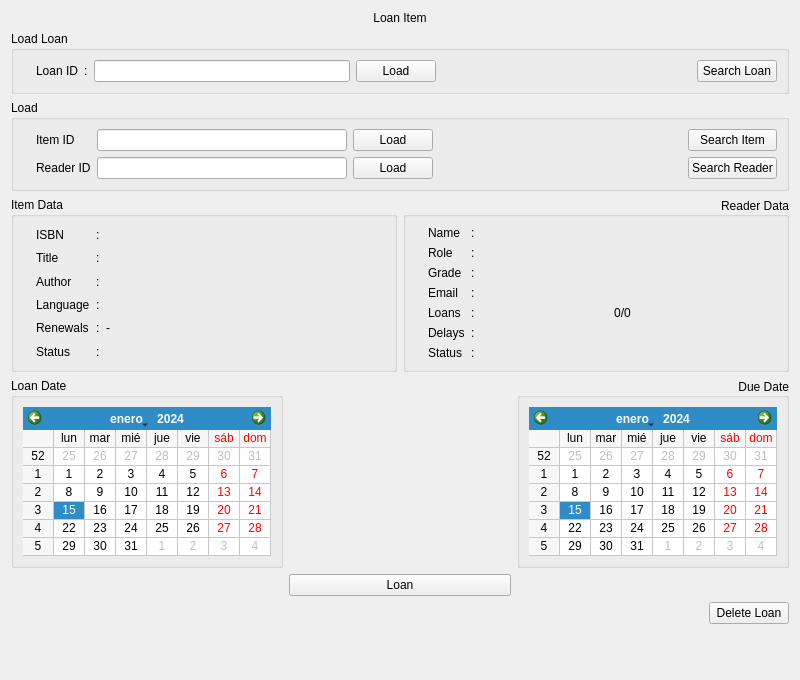
Before: the Qt Designer form src/Gui/mLoanReturnBook.ui in cagonza6/Buho, drawn with Qt 5.
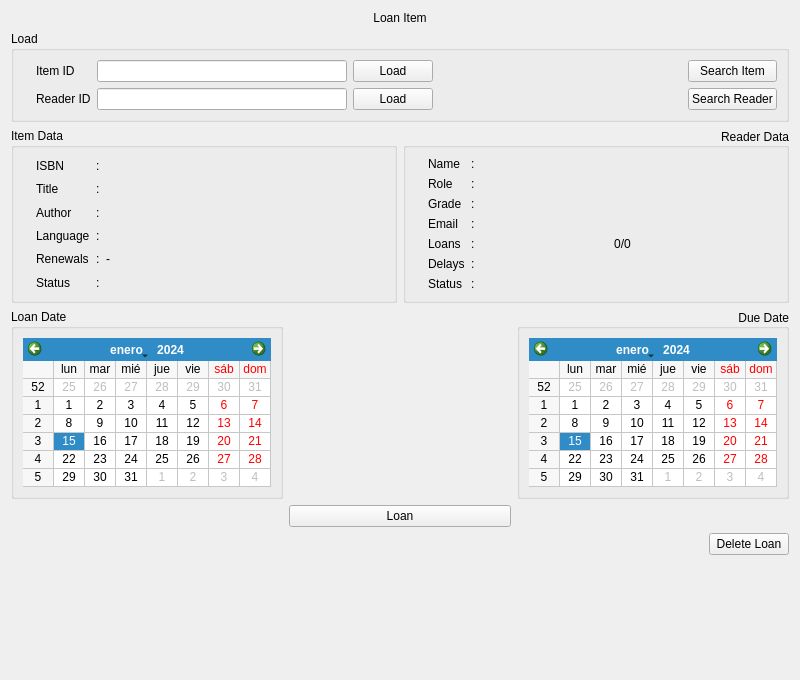
After: the same form once the commit is applied. Icons and pictures are not drawn.

What changed in the file:
```diff
--- a/src/Gui/mLoanReturnBook.ui
+++ b/src/Gui/mLoanReturnBook.ui
@@ -36,73 +36,6 @@
      </property>
     </widget>
    </item>
-   <item>
-    <widget class="QGroupBox" name="frameMasterID">
-     <property name="title">
-      <string>Load Loan</string>
-     </property>
-     <layout class="QHBoxLayout" name="horizontalLayout_6">
-      <item>
-       <widget class="QLabel" name="check_MId">
-        <property name="text">
-         <string/>
-        </property>
-        <property name="pixmap">
-         <pixmap resource="myicons.qrc">:/status/resources/pixmap/icons/status/status-no.png</pixmap>
-        </property>
-       </widget>
-      </item>
-      <item>
-       <widget class="QLabel" name="MId_Name">
-        <property name="text">
-         <string>Loan ID</string>
-        </property>
-       </widget>
-      </item>
-      <item>
-       <widget class="QLabel" name="label_colon11">
-        <property name="text">
-         <string>:</string>
-        </property>
-       </widget>
-      </item>
-      <item>
-       <layout class="QHBoxLayout" name="horizontalLayout_7">
-        <item>
-         <widget class="QLineEdit" name="fieldMasterId"/>
-        </item>
-        <item>
-         <widget class="QPushButton" name="buttonLoadMasterId">
-          <property name="text">
-           <string>Load</string>
-          </property>
-         </widget>
-        </item>
-        <item>
-         <spacer name="horizontalSpacer">
-          <property name="orientation">
-           <enum>Qt::Horizontal</enum>
-          </property>
-          <property name="sizeHint" stdset="0">
-           <size>
-            <width>40</width>
-            <height>20</height>
-           </size>
-          </property>
-         </spacer>
-        </item>
-        <item>
-         <widget class="QPushButton" name="buttonSearchMasterId">
-          <property name="text">
-           <string>Search Loan</string>
-          </property>
-         </widget>
-        </item>
-       </layout>
-      </item>
-     </layout>
-    </widget>
-   </item>
    <item>
     <widget class="QGroupBox" name="groupLoad">
      <property name="title">
```
